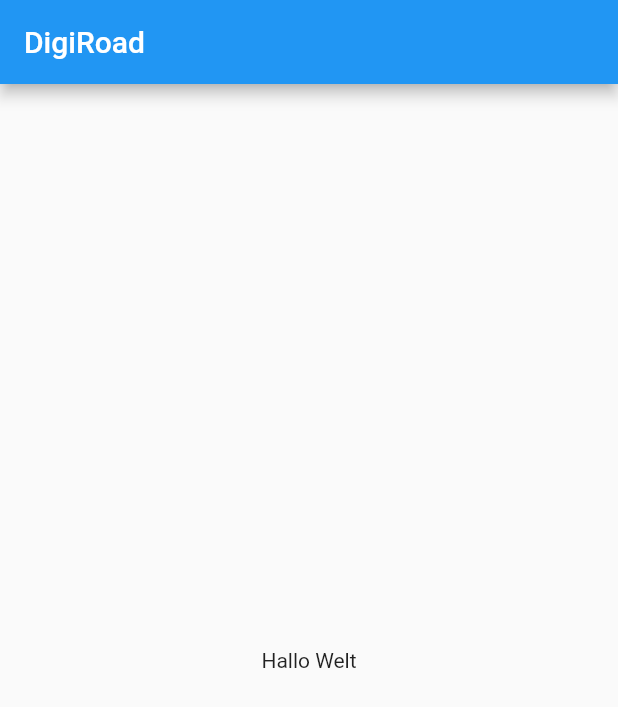
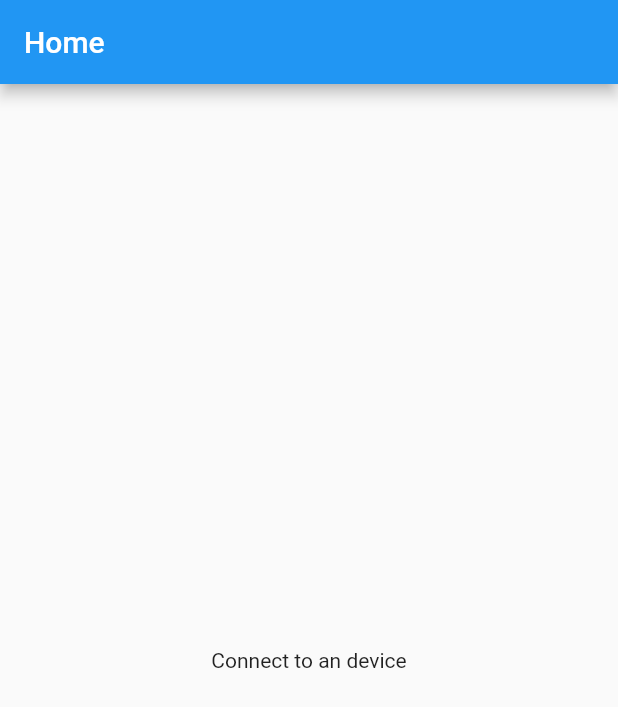
Before and after one commit to pascalboehler/Bycicle-Sensor-Project, a Flutter app: the screen it shows after launch, on a phone screen of 412 x 824 dp. Shown: the top 707 px of the screen. Run offline on Flutter 3.47's test engine with Material 2 defaults, Android fonts, the phone set to English and light mode, and no system bars; our stand-ins replace flutter_bluetooth_serial.

Commit message:
Implemented basic 'isConnected' Textfield to test ble connection

```diff
--- a/app/digiroad/lib/main.dart
+++ b/app/digiroad/lib/main.dart
@@ -8,14 +8,30 @@ class DigiRoad extends StatelessWidget {
   Widget build(BuildContext context) {
     return MaterialApp(
       title: "DigiRoad",
-      home: Scaffold(
-        appBar: AppBar(
-          title: Text("DigiRoad"),
-        ),
-        body: Center(
-          child: Text("Hallo Welt"),
-        ),
+      home: HomeView(),
+    );
+  }
+}
+
+class HomeView extends StatefulWidget {
+  @override
+  HomeViewState createState() => HomeViewState();
+
+}
+
+class HomeViewState extends State<HomeView> {
+  bool isConnected = false;
+
+  @override
+  Widget build(BuildContext context) {
+    return Scaffold(
+      appBar: AppBar(
+        title: Text("Home"),
+      ),
+      body: Center(
+        child: isConnected ? Text("Connected") : Text("Connect to an device"),
       )
     );
   }
+
 }
```
